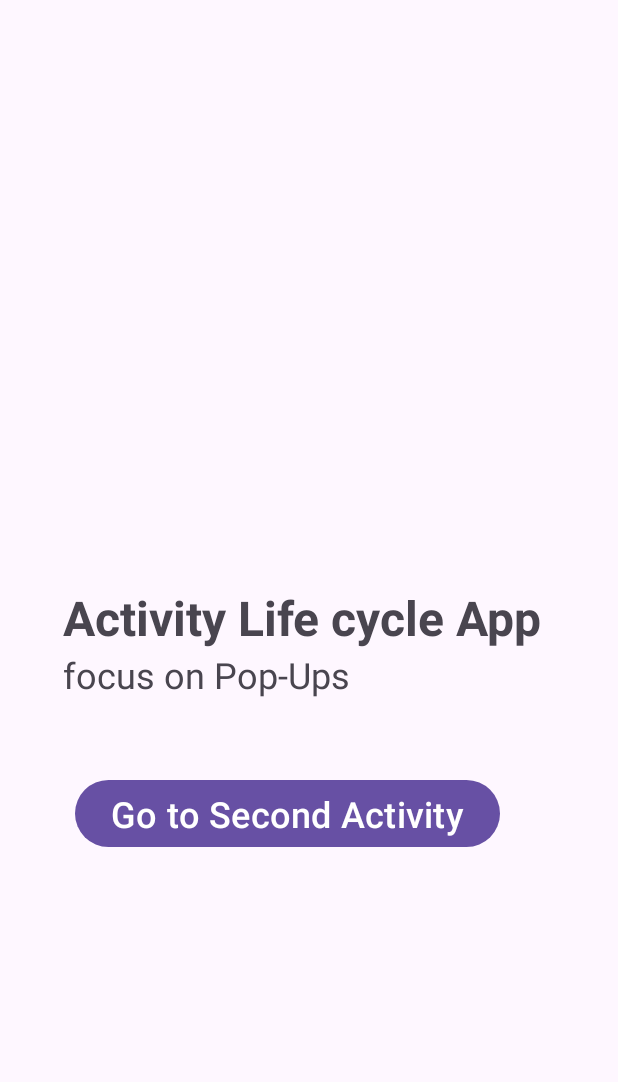
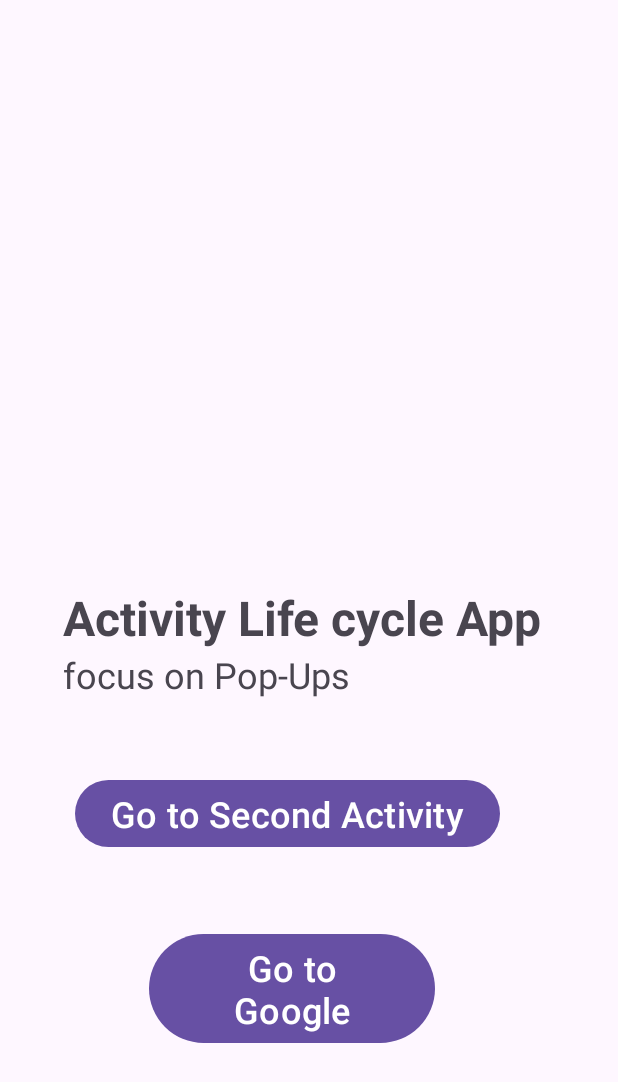
Before and after one commit to Vaibhavbansal15/Android_APPs, an Android app: the screen it shows after launch (MainActivity), on a phone screen of 412 x 824 dp. Shown: the top 1082 px of the screen. Run offline under Robolectric (Android 15) with nearby library versions, the phone set to English and light mode, and no system bars.

Commit message:
Added implicit INTENT

```diff
--- a/LayoutApp/app/src/main/java/com/example/constraint_layout/MainActivity.java
+++ b/LayoutApp/app/src/main/java/com/example/constraint_layout/MainActivity.java
@@ -3,6 +3,7 @@ package com.example.constraint_layout;
 import androidx.appcompat.app.AppCompatActivity;
 
 import android.content.Intent;
+import android.net.Uri;
 import android.os.Bundle;
 import android.view.View;
 import android.widget.Button;
@@ -25,6 +26,15 @@ public class MainActivity extends AppCompatActivity {
         });
 
 
+        Button btn2 = findViewById(R.id.OpenBrowser);
+        btn2.setOnClickListener(new View.OnClickListener() {
+            @Override
+            public void onClick(View view) {
+                openWebPage();
+            }
+        });
+
+
         // Initializing UI Elements and Variables here
         Toast.makeText(this,
                 "onCreate() is called ",
@@ -36,7 +46,11 @@ public class MainActivity extends AppCompatActivity {
         startActivity(intent);
     }
 
-
+    public void openWebPage(){
+        Uri webpage = Uri.parse("https://www.google.com");
+        Intent intent = new Intent(Intent.ACTION_VIEW, webpage);
+        startActivity(intent);
+    }
 
     @Override
     protected void onStart() {
--- a/LayoutApp/app/src/main/res/layout/activity_main.xml
+++ b/LayoutApp/app/src/main/res/layout/activity_main.xml
@@ -30,30 +30,25 @@
         android:id="@+id/btn"
         android:layout_width="wrap_content"
         android:layout_height="wrap_content"
+        android:layout_below="@id/text2"
+        android:layout_marginStart="50dp"
+        android:layout_marginTop="50dp"
+        android:layout_marginEnd="50dp"
+        android:layout_marginBottom="50dp"
         android:text="Go to Second Activity"
-        android:layout_margin="50dp"
-        android:layout_below="@id/text2"
         android:textSize="24sp" />
 
-    <androidx.constraintlayout.widget.Guideline
-        android:id="@+id/guideline"
+    <Button
+        android:id="@+id/OpenBrowser"
         android:layout_width="wrap_content"
         android:layout_height="wrap_content"
-        android:orientation="horizontal"
-        app:layout_constraintGuide_begin="16dp" />
+        android:layout_below="@id/btn"
+        android:layout_alignStart="@+id/btn"
+        android:layout_alignEnd="@+id/btn"
+        android:layout_marginStart="49dp"
+        android:layout_marginEnd="43dp"
+        android:text="Go to Google"
+        android:textSize="24sp" />
 
-    <androidx.constraintlayout.widget.Guideline
-        android:id="@+id/guideline2"
-        android:layout_width="wrap_content"
-        android:layout_height="wrap_content"
-        android:orientation="horizontal"
-        app:layout_constraintGuide_begin="20dp" />
-
-    <androidx.constraintlayout.widget.Guideline
-        android:id="@+id/guideline3"
-        android:layout_width="wrap_content"
-        android:layout_height="wrap_content"
-        android:orientation="horizontal"
-        app:layout_constraintGuide_begin="80dp" />
 
 </RelativeLayout>
--- a/LayoutApp/app/src/main/res/layout/activity_second.xml
+++ b/LayoutApp/app/src/main/res/layout/activity_second.xml
@@ -10,11 +10,12 @@
         android:id="@+id/SecondPage"
         android:layout_width="wrap_content"
         android:layout_height="wrap_content"
-        android:layout_marginStart="18dp"
+        android:layout_marginStart="40dp"
         android:text="Welcome to the New Page"
-        android:textSize="32sp"
+        android:textSize="28sp"
         android:textStyle="bold"
         app:layout_constraintBottom_toBottomOf="parent"
         app:layout_constraintStart_toStartOf="parent"
-        app:layout_constraintTop_toTopOf="parent" />
+        app:layout_constraintTop_toTopOf="parent"
+        app:layout_constraintVertical_bias="0.486" />
 </androidx.constraintlayout.widget.ConstraintLayout>
```
